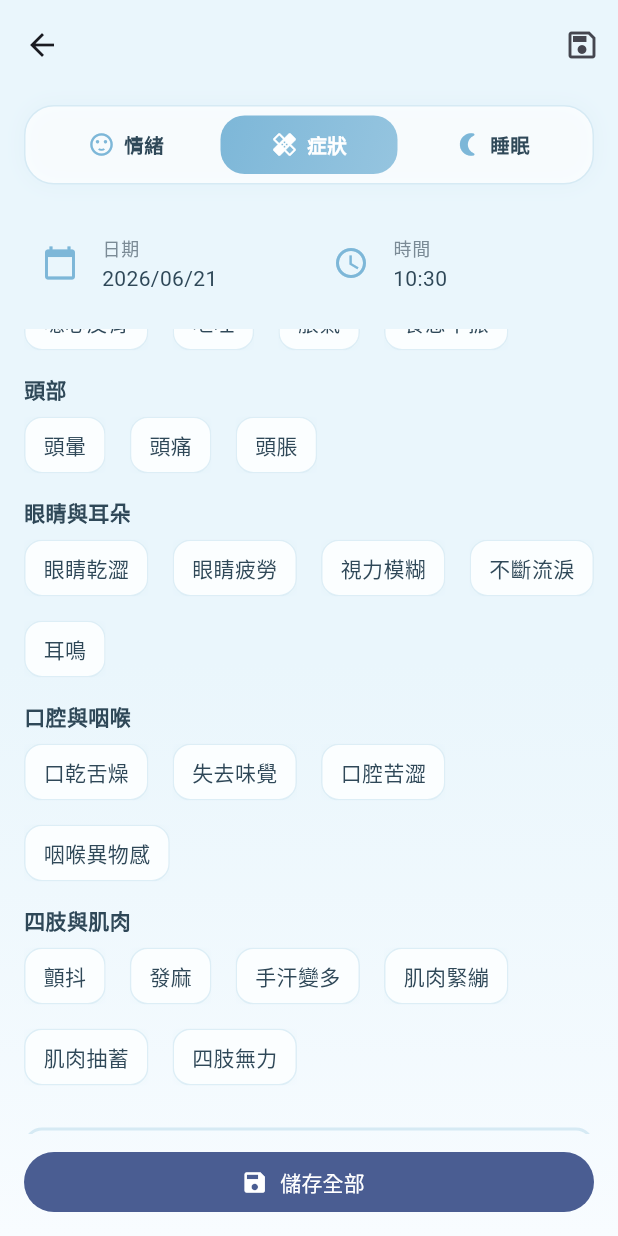
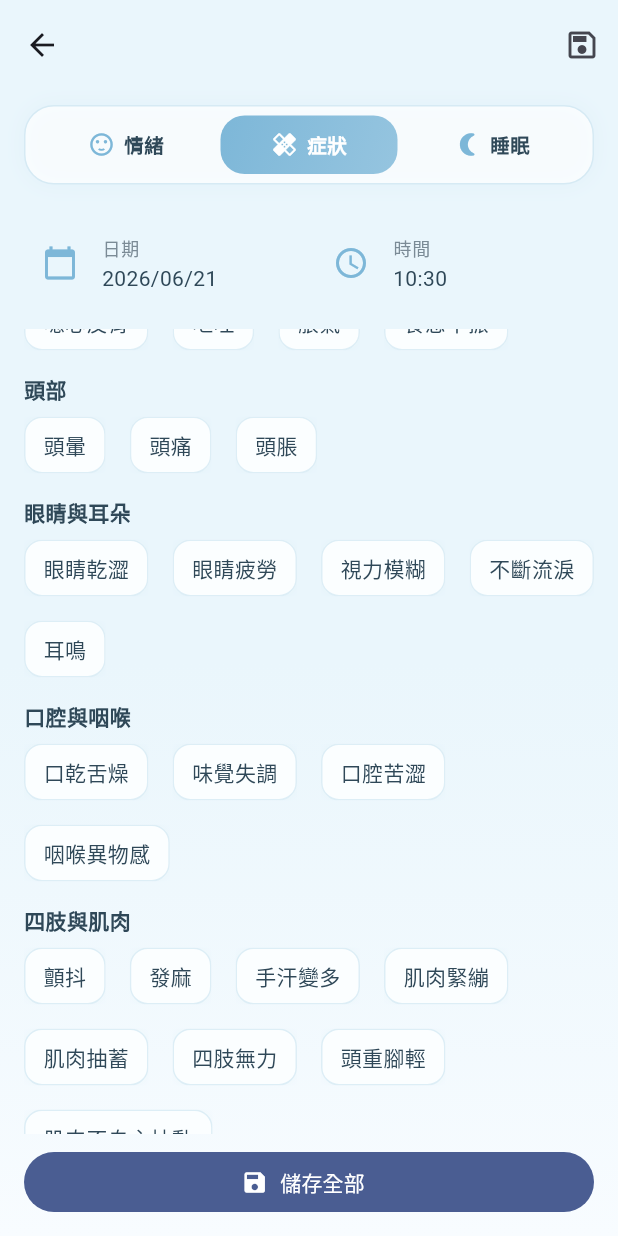
Before and after one commit to 2019chenqq/moodsogood_app, a Flutter app: the DailyRecordScreen screen opened directly, scrolled down 576 dp, on a phone screen of 412 x 824 dp. Run offline on Flutter 3.47's test engine with Material 3 defaults, Android fonts, the phone set to English and light mode, and no system bars; our stand-ins replace cloud_firestore, cloud_functions, firebase_analytics, firebase_auth, firebase_core, firebase_storage and 15 more; missing offline and left inert: android_alarm_manager_plus, encrypt, home_widget, pointycastle, purchases_flutter; accounts and stored records are empty; Roboto replaces fonts that are missing (Iansui).

Commit message:
[add]新增症狀

```diff
--- a/lib/daily/widgets/symptom_page.dart
+++ b/lib/daily/widgets/symptom_page.dart
@@ -46,38 +46,13 @@ class SymptomPage extends StatelessWidget {
   @override
   Widget build(BuildContext context) {
     const presetSymptoms = <String>{
-      '心悸',
-      '胸悶',
-      '胸痛',
-      '呼吸困難',
-      '過度換氣',
-      '胃食道逆流',
-      '胃痛',
-      '腹痛',
-      '腹瀉',
-      '便秘',
-      '噁心反胃',
-      '嘔吐',
-      '脹氣',
-      '食慾不振',
-      '頭暈',
-      '頭痛',
-      '頭脹',
-      '眼睛乾澀',
-      '眼睛疲勞',
-      '視力模糊',
-      '不斷流淚',
-      '耳鳴',
-      '口乾舌燥',
-      '失去味覺',
-      '口腔苦澀',
-      '咽喉異物感',
-      '顫抖',
-      '發麻',
-      '手汗變多',
-      '肌肉緊繃',
-      '肌肉抽蓄',
-      '四肢無力',
+      '心悸', '胸悶', '胸痛', '呼吸困難', '過度換氣',
+      '胃食道逆流', '胃痛', '腹痛', '腹瀉', '便秘', '噁心反胃', '嘔吐', '脹氣', '食慾不振',
+      '頭暈', '頭痛', '頭脹',
+      '眼睛乾澀', '眼睛疲勞', '視力模糊', '不斷流淚', '耳鳴',
+      '口乾舌燥', '味覺失調', '口腔苦澀', '咽喉異物感',
+      '顫抖', '發麻', '手汗變多', '肌肉緊繃', '肌肉抽蓄', '四肢無力','頭重腳輕', '肌肉不自主抽動',
+      '疲倦', '睏倦', '嗜睡',
     };
 
     return ListView(
@@ -170,16 +145,7 @@ class SymptomPage extends StatelessWidget {
         const SizedBox(height: HealingDesignSystem.paddingS),
         _buildSymptomChips(
           symptoms: [
-            '胃食道逆流',
-            '胃痛',
-            '腹痛',
-            '腹瀉',
-            '便秘',
-            '噁心反胃',
-            '嘔吐',
-            '脹氣',
-            '食慾不振'
-          ],
+            '胃食道逆流', '胃痛', '腹痛', '腹瀉', '便秘', '噁心反胃', '嘔吐', '脹氣', '食慾不振'],
           items: items,
           onTogglePreset: onTogglePreset,
         ),
@@ -227,7 +193,7 @@ class SymptomPage extends StatelessWidget {
         ),
         const SizedBox(height: HealingDesignSystem.paddingS),
         _buildSymptomChips(
-          symptoms: ['口乾舌燥', '失去味覺', '口腔苦澀', '咽喉異物感'],
+          symptoms: ['口乾舌燥', '味覺失調', '口腔苦澀', '咽喉異物感'],
           items: items,
           onTogglePreset: onTogglePreset,
         ),
@@ -243,7 +209,23 @@ class SymptomPage extends StatelessWidget {
         ),
         const SizedBox(height: HealingDesignSystem.paddingS),
         _buildSymptomChips(
-          symptoms: ['顫抖', '發麻', '手汗變多', '肌肉緊繃', '肌肉抽蓄', '四肢無力'],
+          symptoms: ['顫抖', '發麻', '手汗變多', '肌肉緊繃', '肌肉抽蓄', '四肢無力', '頭重腳輕', '肌肉不自主抽動'],
+          items: items,
+          onTogglePreset: onTogglePreset,
+        ),
+
+const SizedBox(height: HealingDesignSystem.paddingL),
+
+ // 7. 能量（勾選）
+        Text(
+          '能量',
+          style: HealingDesignSystem.titleSmall.copyWith(
+            color: HealingDesignSystem.adaptivePrimaryText(context),
+          ),
+        ),
+        const SizedBox(height: HealingDesignSystem.paddingS),
+        _buildSymptomChips(
+          symptoms: ['疲倦', '睏倦', '嗜睡'],
           items: items,
           onTogglePreset: onTogglePreset,
         ),
```
